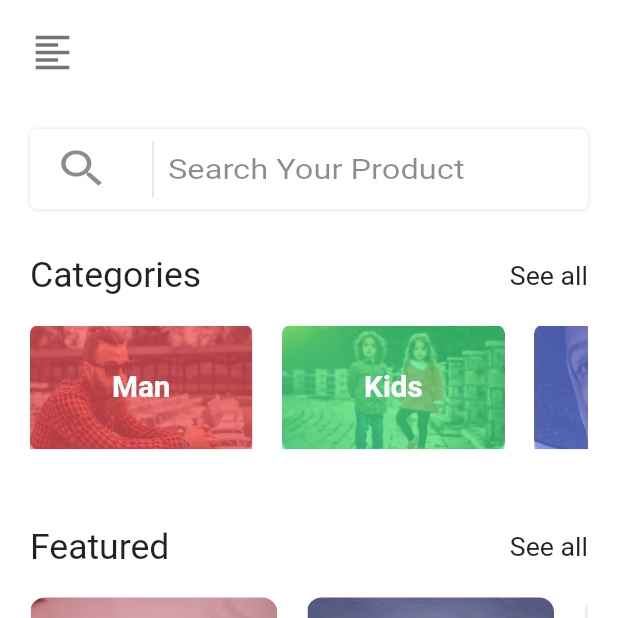
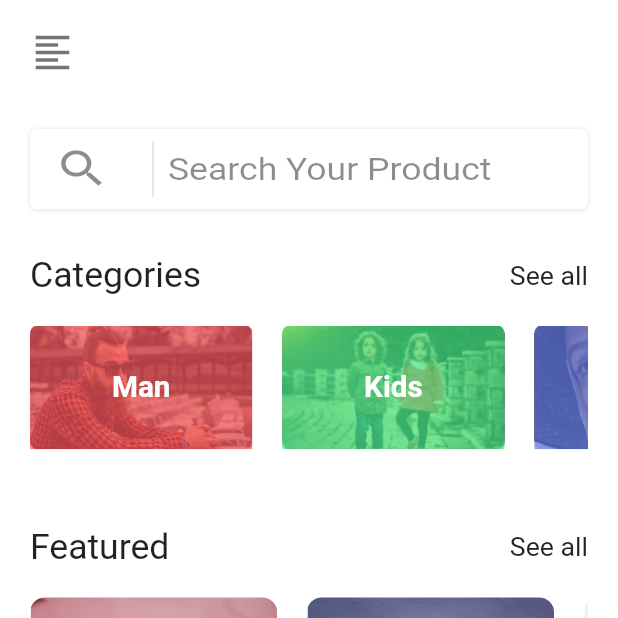
Before and after one commit to Mohamedali01/e_commerce_redesign, a Flutter app: the HomeScreen screen opened directly, on a phone screen of 412 x 824 dp, the top half of it. Run offline on Flutter 3.47's test engine with Material 2 defaults, Android fonts, the phone set to English and light mode, and no system bars; our stand-ins replace cloud_firestore, connectivity, device_preview, firebase_auth, firebase_core, flutter_svg and 3 more; accounts and stored records are empty.

Commit message:
Finsihed_featured_ui_screen

```diff
--- a/lib/app/auth/view/log_in_screen.dart
+++ b/lib/app/auth/view/log_in_screen.dart
@@ -58,6 +58,7 @@ class LogInScreen extends StatelessWidget {
                       ),
                       Spacer(),
                       CustomTextFormField(
+                        fontSize: defaultSize*1.6,
                         label: 'Email',
                         textInputType: TextInputType.text,
                         validator: (value) {
@@ -77,6 +78,7 @@ class LogInScreen extends StatelessWidget {
                         height: defaultSize * 3,
                       ),
                       CustomTextFormField(
+                        fontSize: defaultSize*1.6,
                         label: 'Password',
                         validator: (value) {
                           if (value!.isEmpty) {
--- a/lib/app/home/components/row_text_widget.dart
+++ b/lib/app/home/components/row_text_widget.dart
@@ -5,8 +5,9 @@ class RowTextWidget extends StatelessWidget {
   final double? defaultSize;
   final String? firstText;
   final String? secondText;
+  final void Function()? onTap;
 
-  RowTextWidget({this.defaultSize, this.firstText, this.secondText});
+  RowTextWidget({this.defaultSize =10, this.firstText, this.secondText,this.onTap});
 
   @override
   Widget build(BuildContext context) {
@@ -18,10 +19,13 @@ class RowTextWidget extends StatelessWidget {
           fontSize: defaultSize! * 2.4,
           color: Colors.black87,
         ),
-        CustomText(
-          secondText!,
-          fontSize: defaultSize! * 1.8,
-          color: Colors.black87,
+        InkWell(
+          onTap: onTap,
+          child: CustomText(
+            secondText!,
+            fontSize: defaultSize! * 1.8,
+            color: Colors.black87,
+          ),
         ),
       ],
     );
--- a/lib/app/home/components/search_widget.dart
+++ b/lib/app/home/components/search_widget.dart
@@ -54,7 +54,7 @@ class SearchWidget extends StatelessWidget {
                             child: Center(
                               child: CustomTextFormField(
                                 inputBorder: InputBorder.none,
-                                defaultSize: defaultSize,
+                                fontSize: defaultSize*2.4,
                                 hintText: 'Search Your Product',
                               ),
                             ),
--- a/lib/app/home/control/home_controller.dart
+++ b/lib/app/home/control/home_controller.dart
@@ -52,6 +52,54 @@ class HomeController with ChangeNotifier {
       productImage: 'assets/images/product_sample_3.png',
       title:'Woman T-Shirt',
     ),
+    ProductModel(
+      color: Colors.blue,
+      description: 'This is a very nice shirt',
+      price: 34,
+      salePrice: 34,
+      category: CATEGORY.MALE,
+      size: [SIZE.SMALL, SIZE.MEDIUM, SIZE.LARGE, SIZE.XLARGE],
+      rating: 4.8,
+      numberOfReviews: 29,
+      numberInTheStock: 135,
+      numberSold: 122,
+      ownerName: 'Ahmed',
+      productId: 'ahmedId',
+      productImage: 'assets/images/product_sample_1.png',
+      title:'Man T-Shirt',
+    ),
+    ProductModel(
+      color: Colors.red,
+      description: 'This is a very nice shirt',
+      price: 55,
+      salePrice: 55,
+      category: CATEGORY.FEMALE,
+      size: [SIZE.SMALL, SIZE.MEDIUM, SIZE.LARGE, SIZE.XLARGE],
+      rating: 4.5,
+      numberOfReviews: 20,
+      numberInTheStock: 35,
+      numberSold: 12,
+      ownerName: 'Mohamed',
+      productId: 'mohamedId',
+      productImage: 'assets/images/product_sample_2.png',
+      title:'Woman T-Shirt',
+    ),
+    ProductModel(
+      color: Colors.lightBlue,
+      description: 'This is a very nice shirt',
+      price: 34,
+      salePrice: 34,
+      category: CATEGORY.FEMALE,
+      size: [SIZE.SMALL, SIZE.MEDIUM, SIZE.LARGE, SIZE.XLARGE],
+      rating: 4.5,
+      numberOfReviews: 20,
+      numberInTheStock: 35,
+      numberSold: 12,
+      ownerName: 'Khaled',
+      productId: 'khaledId',
+      productImage: 'assets/images/product_sample_3.png',
+      title:'Woman T-Shirt',
+    ),
   ];
 
   List<ProductModel> get productModels => _productModels;
--- a/lib/widgets/custom_text_form_field.dart
+++ b/lib/widgets/custom_text_form_field.dart
@@ -9,7 +9,7 @@ class CustomTextFormField extends StatelessWidget {
   final String? Function(String?)? validator;
   final InputBorder? inputBorder;
   final String? hintText;
-  final double? defaultSize;
+  final double? fontSize;
 
   CustomTextFormField(
       {this.label,
@@ -20,7 +20,7 @@ class CustomTextFormField extends StatelessWidget {
       this.onSaved
       ,this.inputBorder,
       this.hintText,
-      this.defaultSize});
+      this.fontSize});
 
   @override
   Widget build(BuildContext context) {
@@ -29,10 +29,10 @@ class CustomTextFormField extends StatelessWidget {
       obscureText: obscure,
       onSaved: onSaved,
       validator: validator,
-      style: TextStyle(fontSize: 18),
+      style: TextStyle(fontSize: fontSize),
       decoration: InputDecoration(
         hintText: hintText,
-        hintStyle: TextStyle(fontSize: defaultSize!*2.2,color: Colors.black45),
+        hintStyle: TextStyle(fontSize: fontSize,color: Colors.black45),
         suffixIcon: suffixIcon,
         border: inputBorder,
         labelText: label,
```
Also changed, not shown: lib/app/home/view/featured_screen.dart (added, +104 -0 lines), lib/app/home/view/home_screen.dart (+8 -5 lines), lib/main.dart (+9 -7 lines), assets/images/left_arrow.png (added).
